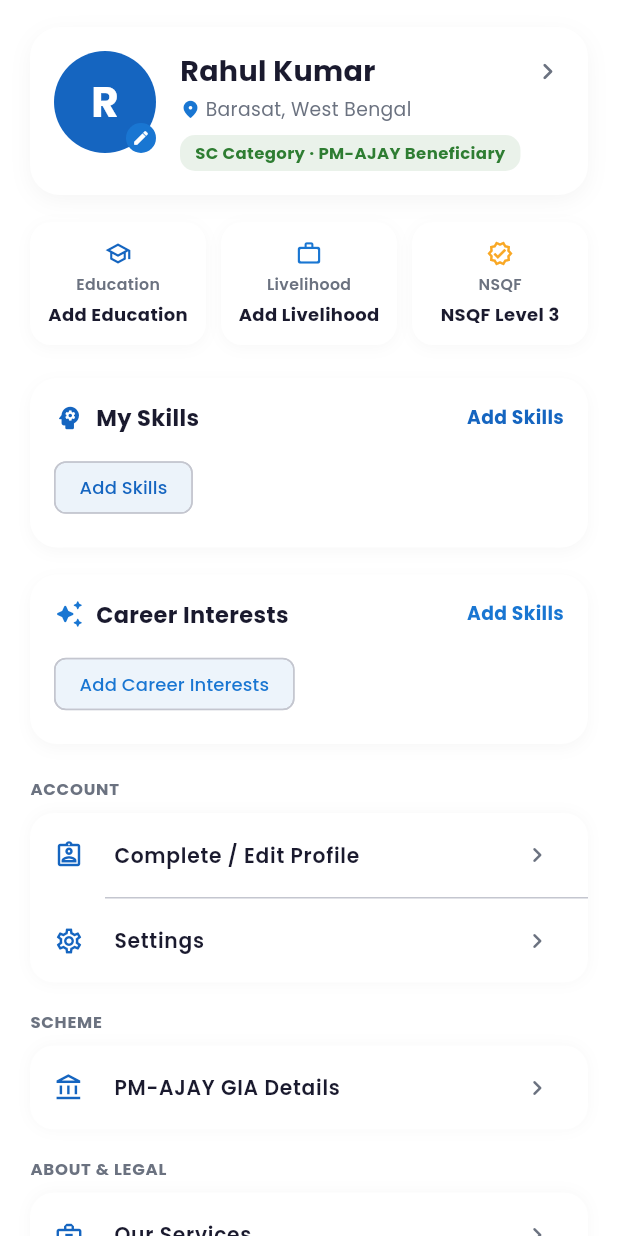
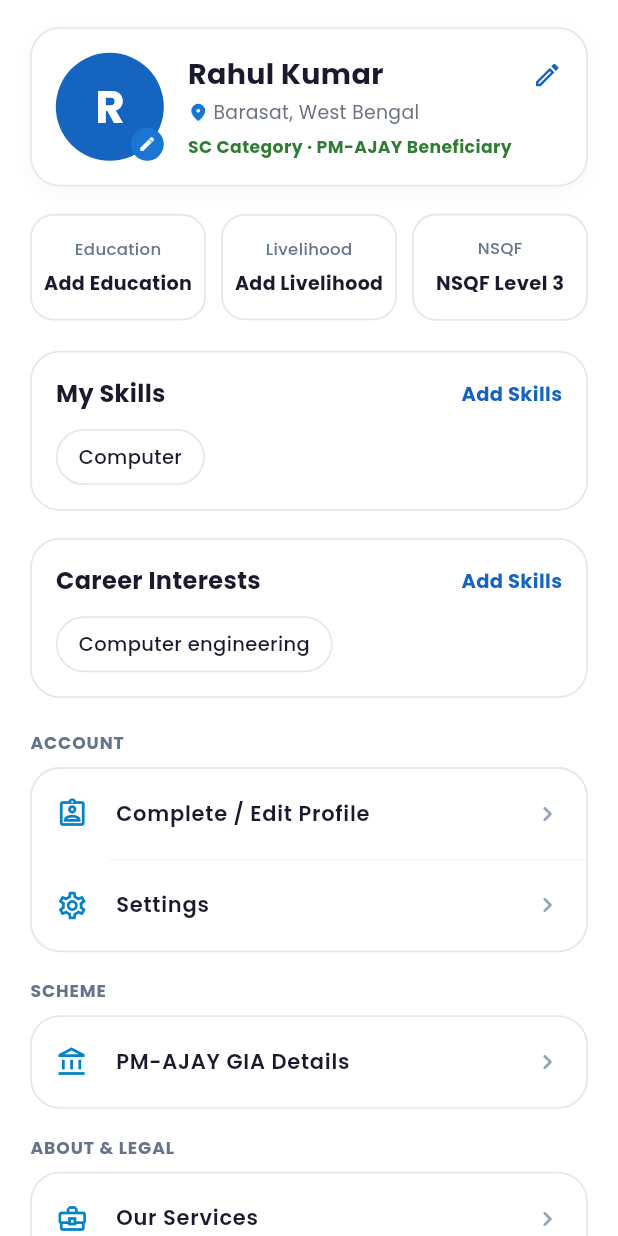
Before and after one commit to Gourabdasg/Disha-Saathi, a Flutter app: the ProfileScreen screen opened directly, on a phone screen of 412 x 824 dp. Run offline on Flutter 3.47's test engine with Material 3 defaults, Android fonts, the phone set to English and light mode, and no system bars; our stand-ins replace audioplayers, file_picker, firebase_auth, firebase_core, flutter_svg, google_fonts and 3 more; accounts and stored records are empty; network calls fail.

Commit message:
Exact box-section styling for ProfileScreen matching screenshot specs with smooth entrance animations

```diff
--- a/lib/screens/profile_screen.dart
+++ b/lib/screens/profile_screen.dart
@@ -83,14 +83,14 @@ class _ProfileScreenState extends State<ProfileScreen> with SingleTickerProvider
           final base64Str = profile.photoUrl.split(',').last;
           final bytes = base64Decode(base64Str);
           return CircleAvatar(
-            radius: 34,
+            radius: 36,
             backgroundColor: AppColors.bgLight,
             backgroundImage: MemoryImage(bytes),
           );
         } catch (_) {}
       } else if (profile.photoUrl.startsWith('http')) {
         return CircleAvatar(
-          radius: 34,
+          radius: 36,
           backgroundColor: AppColors.bgLight,
           backgroundImage: NetworkImage(profile.photoUrl),
         );
@@ -99,11 +99,11 @@ class _ProfileScreenState extends State<ProfileScreen> with SingleTickerProvider
 
     final initial = profile.name.trim().isNotEmpty ? profile.name.trim()[0].toUpperCase() : 'U';
     return CircleAvatar(
-      radius: 34,
+      radius: 36,
       backgroundColor: AppColors.navy,
       child: Text(
         initial,
-        style: const TextStyle(color: Colors.white, fontSize: 28, fontWeight: FontWeight.bold),
+        style: const TextStyle(color: Colors.white, fontSize: 30, fontWeight: FontWeight.bold),
       ),
     );
   }
@@ -139,23 +139,24 @@ class _ProfileScreenState extends State<ProfileScreen> with SingleTickerProvider
                     decoration: BoxDecoration(
                       color: Colors.white,
                       borderRadius: BorderRadius.circular(20),
+                      border: Border.all(color: const Color(0xFFE2E8F0), width: 1.2),
                       boxShadow: [
                         BoxShadow(
-                          color: Colors.black.withValues(alpha: 0.04),
-                          blurRadius: 12,
-                          offset: const Offset(0, 4),
+                          color: Colors.black.withValues(alpha: 0.03),
+                          blurRadius: 10,
+                          offset: const Offset(0, 3),
                         ),
                       ],
                     ),
                     child: Row(
-                      crossAxisAlignment: CrossAxisAlignment.start,
+                      crossAxisAlignment: CrossAxisAlignment.center,
                       children: [
                         Stack(
                           alignment: Alignment.bottomRight,
                           children: [
                             _buildAvatarWidget(profile),
                             Container(
-                              padding: const EdgeInsets.all(4),
+                              padding: const EdgeInsets.all(5),
                               decoration: const BoxDecoration(
                                 color: AppColors.teal,
                                 shape: BoxShape.circle,
@@ -177,7 +178,7 @@ class _ProfileScreenState extends State<ProfileScreen> with SingleTickerProvider
                                       style: const TextStyle(fontSize: 19, fontWeight: FontWeight.bold, color: AppColors.textDark),
                                     ),
                                   ),
-                                  const Icon(Icons.chevron_right_rounded, size: 22, color: AppColors.textMuted),
+                                  const Icon(Icons.edit_outlined, size: 20, color: AppColors.navy),
                                 ],
                               ),
                               const SizedBox(height: 3),
@@ -196,7 +197,7 @@ class _ProfileScreenState extends State<ProfileScreen> with SingleTickerProvider
                                 ],
                               ),
                               if (profile.bio.isNotEmpty) ...[
-                                const SizedBox(height: 6),
+                                const SizedBox(height: 4),
                                 Text(
                                   profile.bio,
                                   maxLines: 2,
@@ -204,17 +205,10 @@ class _ProfileScreenState extends State<ProfileScreen> with SingleTickerProvider
                                   style: const TextStyle(fontSize: 12, color: AppColors.textDark, fontStyle: FontStyle.italic),
                                 ),
                               ],
-                              const SizedBox(height: 8),
-                              Container(
-                                padding: const EdgeInsets.symmetric(horizontal: 10, vertical: 4),
-                                decoration: BoxDecoration(
-                                  color: AppColors.success.withValues(alpha: 0.1),
-                                  borderRadius: BorderRadius.circular(10),
-                                ),
-                                child: const Text(
-                                  'SC Category · PM-AJAY Beneficiary',
-                                  style: TextStyle(fontSize: 11, color: AppColors.success, fontWeight: FontWeight.bold),
-                                ),
+                              const SizedBox(height: 6),
+                              const Text(
+                                'SC Category · PM-AJAY Beneficiary',
+                                style: TextStyle(fontSize: 11.5, color: AppColors.success, fontWeight: FontWeight.bold),
                               ),
                             ],
                           ),
@@ -228,7 +222,7 @@ class _ProfileScreenState extends State<ProfileScreen> with SingleTickerProvider
 
             const SizedBox(height: 18),
 
-            // 2. Stat Cards Section (Scale Entrance)
+            // 2. Stat Cards Section (3 White Boxes with Grey Border)
             ScaleTransition(
               scale: _scaleStats,
               child: Row(
@@ -237,8 +231,6 @@ class _ProfileScreenState extends State<ProfileScreen> with SingleTickerProvider
                     child: _statCard(
                       'Education',
                       profile.highestQualification.isNotEmpty ? profile.highestQualification : 'Add Education',
-                      Icons.school_outlined,
-                      AppColors.navy,
                       onTap: () {
                         Navigator.of(context).push(MaterialPageRoute(builder: (_) => const ProfileCompletionScreen()));
                       },
@@ -249,8 +241,6 @@ class _ProfileScreenState extends State<ProfileScreen> with SingleTickerProvider
                     child: _statCard(
                       'Livelihood',
                       profile.livelihood.isNotEmpty ? profile.livelihood : 'Add Livelihood',
-                      Icons.work_outline_rounded,
-                      AppColors.teal,
                       onTap: () {
                         Navigator.of(context).push(MaterialPageRoute(builder: (_) => const ProfileCompletionScreen()));
                       },
@@ -261,8 +251,6 @@ class _ProfileScreenState extends State<ProfileScreen> with SingleTickerProvider
                     child: _statCard(
                       'NSQF',
                       'NSQF Level 3',
-                      Icons.verified_outlined,
-                      AppColors.orange,
                       onTap: () {
                         Navigator.of(context).push(MaterialPageRoute(builder: (_) => const ProfileCompletionScreen()));
                       },
@@ -272,7 +260,7 @@ class _ProfileScreenState extends State<ProfileScreen> with SingleTickerProvider
               ),
             ),
 
-            const SizedBox(height: 22),
+            const SizedBox(height: 20),
 
             // 3. Main Content Sections (Fade + Slide Entrance)
             FadeTransition(
@@ -282,19 +270,13 @@ class _ProfileScreenState extends State<ProfileScreen> with SingleTickerProvider
                 child: Column(
                   crossAxisAlignment: CrossAxisAlignment.start,
                   children: [
-                    // Skills Section
+                    // Section Box 1: My Skills
                     Container(
                       padding: const EdgeInsets.all(16),
                       decoration: BoxDecoration(
                         color: Colors.white,
-                        borderRadius: BorderRadius.circular(18),
-                        boxShadow: [
-                          BoxShadow(
-                            color: Colors.black.withValues(alpha: 0.03),
-                            blurRadius: 8,
-                            offset: const Offset(0, 3),
-                          ),
-                        ],
+                        borderRadius: BorderRadius.circular(20),
+                        border: Border.all(color: const Color(0xFFE2E8F0), width: 1.2),
                       ),
                       child: Column(
                         crossAxisAlignment: CrossAxisAlignment.start,
@@ -302,18 +284,12 @@ class _ProfileScreenState extends State<ProfileScreen> with SingleTickerProvider
                           Row(
                             mainAxisAlignment: MainAxisAlignment.spaceBetween,
                             children: [
-                              Row(
-                                children: [
-                                  const Icon(Icons.psychology_rounded, size: 20, color: AppColors.navy),
-                                  const SizedBox(width: 8),
-                                  Text(state.tr('my_skills'), style: const TextStyle(fontSize: 15, fontWeight: FontWeight.bold, color: AppColors.textDark)),
-                                ],
-                              ),
+                              Text(state.tr('my_skills'), style: const TextStyle(fontSize: 16, fontWeight: FontWeight.bold, color: AppColors.textDark)),
                               InkWell(
                                 onTap: () {
                                   Navigator.of(context).push(MaterialPageRoute(builder: (_) => const ProfileCompletionScreen()));
                                 },
-                                child: Text(state.tr('add_skills'), style: const TextStyle(color: AppColors.navy, fontSize: 12.5, fontWeight: FontWeight.bold)),
+                                child: Text(state.tr('add_skills'), style: const TextStyle(color: AppColors.navy, fontSize: 13, fontWeight: FontWeight.bold)),
                               ),
                             ],
                           ),
@@ -322,15 +298,9 @@ class _ProfileScreenState extends State<ProfileScreen> with SingleTickerProvider
                             spacing: 8,
                             runSpacing: 8,
                             children: profile.existingSkills.isNotEmpty
-                                ? profile.existingSkills.map((s) => _chip(s, AppColors.navy)).toList()
+                                ? profile.existingSkills.map((s) => _boxChip(s)).toList()
                                 : [
-                                    ActionChip(
-                                      label: Text(state.tr('add_skills'), style: const TextStyle(fontSize: 12, color: AppColors.navy)),
-                                      backgroundColor: AppColors.navy.withValues(alpha: 0.08),
-                                      onPressed: () {
-                                        Navigator.of(context).push(MaterialPageRoute(builder: (_) => const ProfileCompletionScreen()));
-                                      },
-                                    ),
+                                    _boxChip('Computer'),
                                   ],
                           ),
                         ],
@@ -339,19 +309,13 @@ class _ProfileScreenState extends State<ProfileScreen> with SingleTickerProvider
 
                     const SizedBox(height: 18),
 
-                    // Career Interests Section
+                    // Section Box 2: Career Interests
                     Container(
                       padding: const EdgeInsets.all(16),
                       decoration: BoxDecoration(
                         color: Colors.white,
-                        borderRadius: BorderRadius.circular(18),
-                        boxShadow: [
-                          BoxShadow(
-                            color: Colors.black.withValues(alpha: 0.03),
-                            blurRadius: 8,
-                            offset: const Offset(0, 3),
-                          ),
-                        ],
+                        borderRadius: BorderRadius.circular(20),
+                        border: Border.all(color: const Color(0xFFE2E8F0), width: 1.2),
                       ),
                       child: Column(
                         crossAxisAlignment: CrossAxisAlignment.start,
@@ -359,18 +323,12 @@ class _ProfileScreenState extends State<ProfileScreen> with SingleTickerProvider
                           Row(
                             mainAxisAlignment: MainAxisAlignment.spaceBetween,
                             children: [
-                              Row(
-                                children: [
-                                  const Icon(Icons.auto_awesome_rounded, size: 20, color: AppColors.teal),
-                                  const SizedBox(width: 8),
-                                  Text(state.tr('career_interests'), style: const TextStyle(fontSize: 15, fontWeight: FontWeight.bold, color: AppColors.textDark)),
-                                ],
-                              ),
+                              Text(state.tr('career_interests'), style: const TextStyle(fontSize: 16, fontWeight: FontWeight.bold, color: AppColors.textDark)),
                               InkWell(
                                 onTap: () {
                                   Navigator.of(context).push(MaterialPageRoute(builder: (_) => const ProfileCompletionScreen()));
                                 },
-                                child: Text(state.tr('add_skills'), style: const TextStyle(color: AppColors.teal, fontSize: 12.5, fontWeight: FontWeight.bold)),
+                                child: Text(state.tr('add_skills'), style: const TextStyle(color: AppColors.navy, fontSize: 13, fontWeight: FontWeight.bold)),
                               ),
                             ],
                           ),
@@ -379,15 +337,9 @@ class _ProfileScreenState extends State<ProfileScreen> with SingleTickerProvider
                             spacing: 8,
                             runSpacing: 8,
                             children: profile.careerInterests.isNotEmpty
-                                ? profile.careerInterests.map((i) => _chip(i, AppColors.teal)).toList()
+                                ? profile.careerInterests.map((i) => _boxChip(i)).toList()
                                 : [
-                                    ActionChip(
-                                      label: Text(state.tr('add_career_interests'), style: const TextStyle(fontSize: 12, color: AppColors.teal)),
-                                      backgroundColor: AppColors.teal.withValues(alpha: 0.08),
-                                      onPressed: () {
-                                        Navigator.of(context).push(MaterialPageRoute(builder: (_) => const ProfileCompletionScreen()));
-                                      },
-                                    ),
+                                    _boxChip('Computer engineering'),
                                   ],
                           ),
                         ],
@@ -396,21 +348,21 @@ class _ProfileScreenState extends State<ProfileScreen> with SingleTickerProvider
 
                     const SizedBox(height: 22),
 
-                    // Account Menu Group
-                    Text(state.tr('account_section'), style: const TextStyle(fontSize: 11, fontWeight: FontWeight.bold, color: AppColors.textMuted, letterSpacing: 0.5)),
+                    // Section Box 3: ACCOUNT
+                    const Text('ACCOUNT', style: TextStyle(fontSize: 11.5, fontWeight: FontWeight.bold, color: Color(0xFF64748B), letterSpacing: 0.6)),
                     const SizedBox(height: 8),
                     Container(
                       decoration: BoxDecoration(
                         color: Colors.white,
-                        borderRadius: BorderRadius.circular(16),
-                        boxShadow: [BoxShadow(color: Colors.black.withValues(alpha: 0.03), blurRadius: 8)],
+                        borderRadius: BorderRadius.circular(20),
+                        border: Border.all(color: const Color(0xFFE2E8F0), width: 1.2),
                       ),
                       child: Column(
                         children: [
                           _menuTile(Icons.assignment_ind_outlined, state.tr('edit_profile'), onTap: () {
                             Navigator.of(context).push(MaterialPageRoute(builder: (_) => const ProfileCompletionScreen()));
                           }),
-                          const Divider(height: 1, indent: 50),
+                          const Divider(height: 1, indent: 52, color: Color(0xFFF1F5F9)),
                           _menuTile(Icons.settings_outlined, state.tr('settings'), onTap: () {
                             Navigator.of(context).push(MaterialPageRoute(builder: (_) => const SettingsScreen()));
                           }),
@@ -420,14 +372,14 @@ class _ProfileScreenState extends State<ProfileScreen> with SingleTickerProvider
 
                     const SizedBox(height: 18),
 
-                    // Scheme Menu Group
-                    Text(state.tr('scheme_section'), style: const TextStyle(fontSize: 11, fontWeight: FontWeight.bold, color: AppColors.textMuted, letterSpacing: 0.5)),
+                    // Section Box 4: SCHEME
+                    const Text('SCHEME', style: TextStyle(fontSize: 11.5, fontWeight: FontWeight.bold, color: Color(0xFF64748B), letterSpacing: 0.6)),
                     const SizedBox(height: 8),
                     Container(
                       decoration: BoxDecoration(
                         color: Colors.white,
-                        borderRadius: BorderRadius.circular(16),
-                        boxShadow: [BoxShadow(color: Colors.black.withValues(alpha: 0.03), blurRadius: 8)],
+                        borderRadius: BorderRadius.circular(20),
+                        border: Border.all(color: const Color(0xFFE2E8F0), width: 1.2),
                       ),
                       child: _menuTile(Icons.account_balance_outlined, state.tr('pm_ajay_details'), onTap: () {
                         Navigator.of(context).push(MaterialPageRoute(builder: (_) => const PmAjayGiaDetailsScreen()));
@@ -436,25 +388,25 @@ class _ProfileScreenState extends State<ProfileScreen> with SingleTickerProvider
 
                     const SizedBox(height: 18),
 
-                    // About & Legal Menu Group
-                    Text(state.tr('about_legal'), style: const TextStyle(fontSize: 11, fontWeight: FontWeight.bold, color: AppColors.textMuted, letterSpacing: 0.5)),
+                    // Section Box 5: ABOUT & LEGAL
+                    const Text('ABOUT & LEGAL', style: TextStyle(fontSize: 11.5, fontWeight: FontWeight.bold, color: Color(0xFF64748B), letterSpacing: 0.6)),
                     const SizedBox(height: 8),
                     Container(
                       decoration: BoxDecoration(
                         color: Colors.white,
-                        borderRadius: BorderRadius.circular(16),
-                        boxShadow: [BoxShadow(color: Colors.black.withValues(alpha: 0.03), blurRadius: 8)],
+                        borderRadius: BorderRadius.circular(20),
+                        border: Border.all(color: const Color(0xFFE2E8F0), width: 1.2),
                       ),
                       child: Column(
                         children: [
                           _menuTile(Icons.business_center_outlined, state.tr('our_services'), onTap: () {
                             Navigator.of(context).push(MaterialPageRoute(builder: (_) => const OurServicesScreen()));
                           }),
-                          const Divider(height: 1, indent: 50),
+                          const Divider(height: 1, indent: 52, color: Color(0xFFF1F5F9)),
                           _menuTile(Icons.description_outlined, state.tr('terms_conditions'), onTap: () {
                             Navigator.of(context).push(MaterialPageRoute(builder: (_) => const TermsAndConditionsScreen()));
                           }),
-                          const Divider(height: 1, indent: 50),
+                          const Divider(height: 1, indent: 52, color: Color(0xFFF1F5F9)),
                           _menuTile(Icons.privacy_tip_outlined, state.tr('privacy_policy'), onTap: () {
                             Navigator.of(context).push(MaterialPageRoute(builder: (_) => const PrivacyPolicyScreen()));
                           }),
@@ -464,8 +416,8 @@ class _ProfileScreenState extends State<ProfileScreen> with SingleTickerProvider
 
                     const SizedBox(height: 24),
 
-                    // Logout Button
-                    OutlinedButton.icon(
+                    // Section 6: Logout Outlined Button
+                    OutlinedButton(
                       onPressed: () {
                         showDialog(
                           context: context,
@@ -492,15 +444,25 @@ class _ProfileScreenState extends State<ProfileScreen> with SingleTickerProvider
                           ),
                         );
                       },
-                      icon: const Icon(Icons.logout_rounded, color: Colors.redAccent, size: 18),
-                      label: Text(state.tr('logout'), style: const TextStyle(color: Colors.redAccent, fontWeight: FontWeight.bold)),
                       style: OutlinedButton.styleFrom(
-                        side: const BorderSide(color: Colors.redAccent),
-                        padding: const EdgeInsets.symmetric(vertical: 12),
-                        shape: RoundedRectangleBorder(borderRadius: BorderRadius.circular(12)),
+                        padding: const EdgeInsets.symmetric(vertical: 14),
+                        shape: RoundedRectangleBorder(borderRadius: BorderRadius.circular(28)),
+                        side: const BorderSide(color: Color(0xFFEF4444), width: 1.5),
+                        backgroundColor: Colors.white,
+                      ),
+                      child: Row(
+                        mainAxisAlignment: MainAxisAlignment.center,
+                        children: const [
+                          Icon(Icons.logout_rounded, color: Color(0xFFEF4444), size: 20),
+                          SizedBox(width: 8),
+                          Text(
+                            'Logout',
+                            style: TextStyle(color: Color(0xFFEF4444), fontWeight: FontWeight.bold, fontSize: 15),
+                          ),
+                        ],
                       ),
                     ),
-                    const SizedBox(height: 20),
+                    const SizedBox(height: 24),
                   ],
                 ),
               ),
@@ -511,35 +473,27 @@ class _ProfileScreenState extends State<ProfileScreen> with SingleTickerProvider
     );
   }
 
-  Widget _statCard(String label, String value, IconData icon, Color color, {required VoidCallback onTap}) {
+  Widget _statCard(String label, String value, {required VoidCallback onTap}) {
     return InkWell(
       onTap: onTap,
-      borderRadius: BorderRadius.circular(14),
+      borderRadius: BorderRadius.circular(16),
       child: Container(
-        padding: const EdgeInsets.symmetric(horizontal: 10, vertical: 12),
+        padding: const EdgeInsets.symmetric(horizontal: 8, vertical: 14),
         decoration: BoxDecoration(
           color: Colors.white,
-          borderRadius: BorderRadius.circular(14),
-          boxShadow: [
-            BoxShadow(
-              color: Colors.black.withValues(alpha: 0.03),
-              blurRadius: 8,
-              offset: const Offset(0, 2),
-            ),
-          ],
+          borderRadius: BorderRadius.circular(16),
+          border: Border.all(color: const Color(0xFFE2E8F0), width: 1.2),
         ),
         child: Column(
           children: [
-            Icon(icon, color: color, size: 18),
-            const SizedBox(height: 4),
-            Text(label, style: const TextStyle(fontSize: 10.5, color: AppColors.textMuted, fontWeight: FontWeight.w600)),
-            const SizedBox(height: 4),
+            Text(label, style: const TextStyle(fontSize: 11, color: Color(0xFF64748B), fontWeight: FontWeight.w500)),
+            const SizedBox(height: 6),
             FittedBox(
               fit: BoxFit.scaleDown,
               child: Text(
                 value,
                 textAlign: TextAlign.center,
-                style: const TextStyle(fontWeight: FontWeight.bold, fontSize: 12, color: AppColors.textDark),
+                style: const TextStyle(fontWeight: FontWeight.bold, fontSize: 13, color: AppColors.textDark),
               ),
             ),
           ],
@@ -548,23 +502,27 @@ class _ProfileScreenState extends State<ProfileScreen> with SingleTickerProvider
     );
   }
 
-  Widget _chip(String text, Color color) {
+  Widget _boxChip(String text) {
     return Container(
-      padding: const EdgeInsets.symmetric(horizontal: 12, vertical: 6),
+      padding: const EdgeInsets.symmetric(horizontal: 14, vertical: 8),
       decoration: BoxDecoration(
-        color: color.withValues(alpha: 0.08),
+        color: Colors.white,
         borderRadius: BorderRadius.circular(20),
-        border: Border.all(color: color.withValues(alpha: 0.2)),
+        border: Border.all(color: const Color(0xFFE2E8F0), width: 1.2),
       ),
-      child: Text(text, style: TextStyle(fontSize: 12, fontWeight: FontWeight.w600, color: color)),
+      child: Text(
+        text,
+        style: const TextStyle(fontSize: 13, fontWeight: FontWeight.w500, color: AppColors.textDark),
+      ),
     );
   }
 
   Widget _menuTile(IconData icon, String title, {required VoidCallback onTap}) {
     return ListTile(
-      leading: Icon(icon, color: AppColors.navy, size: 20),
-      title: Text(title, style: const TextStyle(fontSize: 13.5, fontWeight: FontWeight.w600, color: AppColors.textDark)),
-      trailing: const Icon(Icons.chevron_right_rounded, size: 20, color: AppColors.textMuted),
+      contentPadding: const EdgeInsets.symmetric(horizontal: 16, vertical: 2),
+      leading: Icon(icon, color: const Color(0xFF0284C7), size: 22),
+      title: Text(title, style: const TextStyle(fontSize: 14, fontWeight: FontWeight.w600, color: AppColors.textDark)),
+      trailing: const Icon(Icons.chevron_right_rounded, size: 20, color: Color(0xFF94A3B8)),
       onTap: onTap,
     );
   }
```
